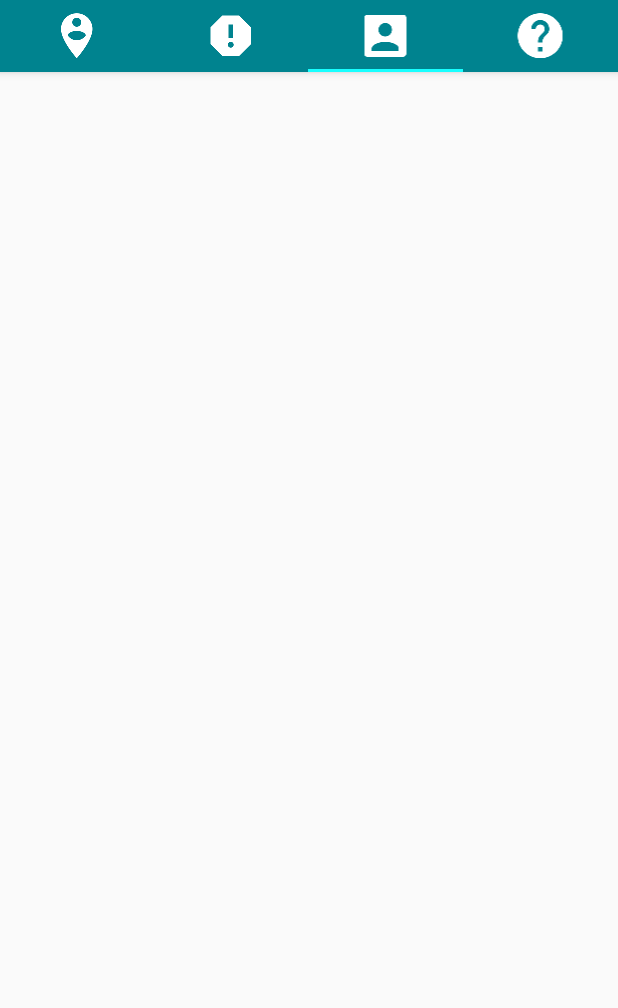
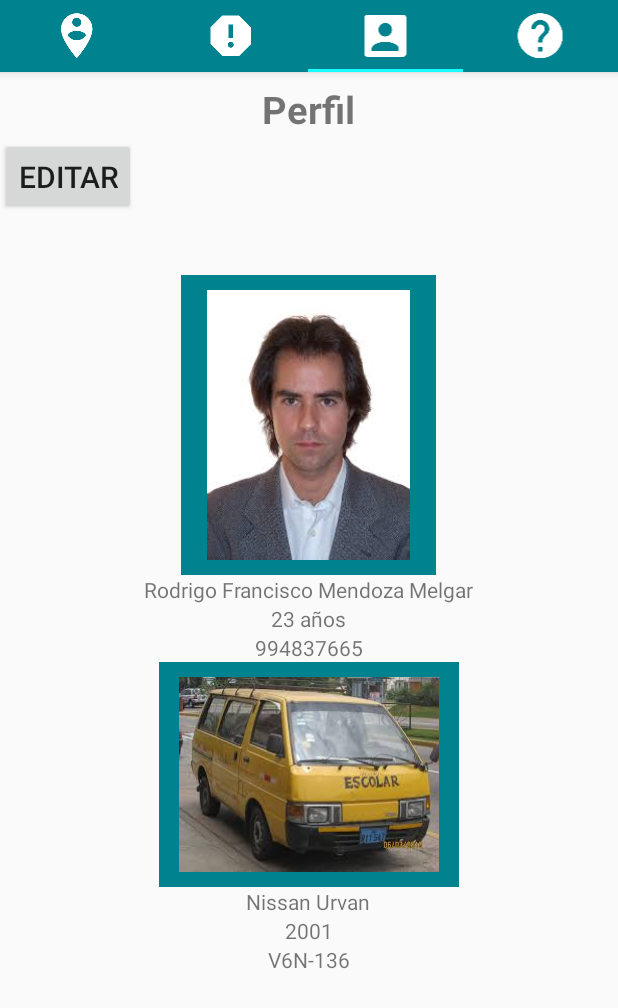
Before and after one commit to mineiko/DolphinMovilidadesMovilidad, an Android app: the screen it shows after launch (MainActivity), tab 3 chosen, on a phone screen of 412 x 824 dp. Shown: the top 1008 px of the screen. Run offline under Robolectric (Android 15) with nearby library versions, the phone set to English and light mode, and no system bars; libraries missing offline, so code that uses them is left out: microsoft.aspnet.signalr; 6 statements that could not run were skipped.

Commit message:
Algunos fragments modificados

```diff
--- a/app/src/main/java/com/tyddolphin/appmovilidad/FragmentAlertas.java
+++ b/app/src/main/java/com/tyddolphin/appmovilidad/FragmentAlertas.java
@@ -28,25 +28,11 @@ public class FragmentAlertas extends Fragment {
 
     LinearLayout ListaAlumnos;
     public static String[] Alumnos = {
-            "Arte",
-            "Computación",
-            "Ingeniería civil",
-            "Bioquímica",
-            "Música",
-            "Astronomía",
-            "Zoología",
-            "Computación",
-            "Ingeniería civil",
-            "Bioquímica",
-            "Música",
-            "Astronomía",
-            "Zoología",
-            "Computación",
-            "Ingeniería civil",
-            "Bioquímica",
-            "Música",
-            "Astronomía",
-            "Zoología"
+            "Juan Salas",
+            "Jose Muñoz",
+            "Maria Mendoza",
+            "Adriana Martinez",
+            "Karen Espinoza"
     };
 
 
@@ -165,9 +151,9 @@ public class FragmentAlertas extends Fragment {
         btnAlumnoEnfermo.setOnClickListener(new View.OnClickListener() {
             @Override
             public void onClick(View view) {
-                Toast.makeText(getContext(), "Alerta Alumno Enfermo enviada", Toast.LENGTH_LONG).show();
+
                 AlertDialog.Builder mBuilder = new AlertDialog.Builder(getContext());
-                final View mView = li.inflate(R.layout.dialog_alumno_enfermo,null);
+                final View mView = li.inflate(R.layout.dialog_alerta_alumno_enfermo,null);
 
                 Button BTNEnviar = (Button) mView.findViewById(R.id.btnEnviar);
                 Button BTNCancelar = (Button) mView.findViewById(R.id.btnCancelar);
@@ -175,6 +161,7 @@ public class FragmentAlertas extends Fragment {
                 for (String alumno : Alumnos) {
                     CheckBox opcion = new CheckBox(getContext());
                     opcion.setText(alumno);
+                    opcion.setTextSize(14);
                     opcion.setLayoutParams(
                             new LinearLayout.LayoutParams(LinearLayout.LayoutParams.WRAP_CONTENT, LinearLayout.LayoutParams.WRAP_CONTENT));
                     ListaAlumnos.addView(opcion);
@@ -209,7 +196,7 @@ public class FragmentAlertas extends Fragment {
                         // find the radiobutton by returned id
                         //radioButton = (RadioButton) mView.findViewById(selectedId);
 
-                        Toast.makeText(getContext(), "", Toast.LENGTH_SHORT).show();
+                        Toast.makeText(getContext(), "Alerta Alumno Enfermo enviada", Toast.LENGTH_LONG).show();
                         dialog.cancel();
 
                     }
@@ -222,7 +209,36 @@ public class FragmentAlertas extends Fragment {
         btnManual.setOnClickListener(new View.OnClickListener() {
             @Override
             public void onClick(View view) {
-                Toast.makeText(getContext(), "Alerta Manual: Accidente Leve, enviada", Toast.LENGTH_LONG).show();
+                AlertDialog.Builder mBuilder = new AlertDialog.Builder(getContext());
+                View mView = li.inflate(R.layout.dialog_alerta_manual, null);
+                final EditText mManual = (EditText) mView.findViewById(R.id.etmanual);
+                Button BTNEnviar = (Button) mView.findViewById(R.id.btnEnviar);
+                Button BTNCancelar = (Button) mView.findViewById(R.id.btnCancelar);
+
+
+
+                mBuilder.setView(mView);
+                final AlertDialog dialog = mBuilder.create();
+                dialog.show();
+                BTNCancelar.setOnClickListener(new  View.OnClickListener(){
+
+                    @Override
+                    public void onClick(View view) {
+                        Toast.makeText(getContext(),"Elección de Alerta : Alerta Manual , cancelada", Toast.LENGTH_LONG).show();
+                        dialog.cancel();
+                    }
+                });
+                BTNEnviar.setOnClickListener(new  View.OnClickListener(){
+
+                    @Override
+                    public void onClick(View view) {
+                        Toast.makeText(getContext(),"Elección de Alerta : Alerta Manual , enviada", Toast.LENGTH_LONG).show();
+                        dialog.cancel();
+                    }
+                });
+
+
+                //Toast.makeText(getContext(), "Alerta Manual: Accidente Leve, enviada", Toast.LENGTH_LONG).show();
                 //SignalR.enviarMensaje("Holiiii");
             }
         });
--- a/app/src/main/res/layout/dialog_alerta_accidente.xml
+++ b/app/src/main/res/layout/dialog_alerta_accidente.xml
@@ -53,8 +53,6 @@
                 android:text="Choque Fuerte Nivel 2:\ncon heridos, avisar urgente a ambulancia, padres y colegio."
                 android:padding="5dp"
                 />
-
-
         </RadioGroup>
 
 
--- a/app/src/main/res/layout/fragment_cuenta_movilidad.xml
+++ b/app/src/main/res/layout/fragment_cuenta_movilidad.xml
@@ -1,9 +1,83 @@
-<FrameLayout xmlns:android="http://schemas.android.com/apk/res/android"
+<LinearLayout xmlns:android="http://schemas.android.com/apk/res/android"
     xmlns:tools="http://schemas.android.com/tools"
     android:layout_width="match_parent"
     android:layout_height="match_parent"
-    tools:context="com.tyddolphin.appmovilidad.FragmentCuentaMovilidad">
+    tools:context="com.tyddolphin.appmovilidad.FragmentCuentaMovilidad"
+    android:orientation="vertical">
 
+    <TextView
+        android:id="@+id/textView"
+        android:layout_width="wrap_content"
+        android:layout_height="wrap_content"
+        android:layout_gravity="center"
+        android:layout_marginTop="5dp"
+        android:text="Perfil"
+        android:textSize="25sp"
+        android:textStyle="bold"
+        android:padding="2dp"/>
 
+    <Button
+        android:id="@+id/btnEdit"
+        android:layout_width="wrap_content"
+        android:layout_height="wrap_content"
 
-</FrameLayout>
+        android:padding="12dp"
+        android:text="Editar"
+        android:textSize="20sp" />
+
+    <Space
+        android:layout_width="match_parent"
+        android:layout_height="40dp" />
+    <ImageView
+        android:layout_width="170dp"
+        android:layout_height="200dp"
+        android:src="@mipmap/foto"
+        android:layout_gravity="center"
+        android:padding="10dp"
+        android:background="@color/colorPrimaryDark"
+        />
+
+    <TextView
+        android:layout_width="wrap_content"
+        android:layout_height="wrap_content"
+        android:layout_gravity="center"
+        android:text="Rodrigo Francisco Mendoza Melgar"/>
+    <TextView
+        android:layout_width="wrap_content"
+        android:layout_height="wrap_content"
+        android:layout_gravity="center"
+        android:text="23 años"/>
+
+    <TextView
+        android:layout_width="wrap_content"
+        android:layout_height="wrap_content"
+        android:layout_gravity="center"
+        android:text="994837665"/>
+
+    <ImageView
+        android:layout_width="200dp"
+        android:layout_height="150dp"
+        android:src="@mipmap/movilidad"
+        android:layout_gravity="center"
+        android:padding="10dp"
+        android:background="@color/colorPrimaryDark"/>
+
+    <TextView
+        android:layout_width="wrap_content"
+        android:layout_height="wrap_content"
+        android:layout_gravity="center"
+        android:text="Nissan Urvan"/>
+
+    <TextView
+        android:layout_width="wrap_content"
+        android:layout_height="wrap_content"
+        android:layout_gravity="center"
+        android:text="2001"/>
+
+    <TextView
+        android:layout_width="wrap_content"
+        android:layout_height="wrap_content"
+        android:layout_gravity="center"
+        android:text="V6N-136"/>
+
+</LinearLayout>
```
Also changed, not shown: app/src/main/res/layout/dialog_alerta_manual.xml (added, +80 -0 lines), app/src/main/res/layout/fragment_alertas.xml (+15 -0 lines), app/src/main/res/layout/fragment_preguntas_frecuentes.xml (+29 -0 lines), app/src/main/res/drawable-hdpi/ic_mode_edit_black_36dp.png (added), app/src/main/res/drawable-mdpi/ic_mode_edit_black_36dp.png (added), app/src/main/res/drawable-xhdpi/ic_mode_edit_black_36dp.png (added), app/src/main/res/drawable-xxhdpi/ic_mode_edit_black_36dp.png (added), app/src/main/res/drawable-xxxhdpi/ic_mode_edit_black_36dp.png (added), app/src/main/res/layout/dialog_alerta_alumno_enfermo.xml (renamed from app/src/main/res/layout/dialog_alumno_enfermo.xml), app/src/main/res/mipmap-hdpi/foto.jpg (added), app/src/main/res/mipmap-hdpi/movilidad.jpg (added).
